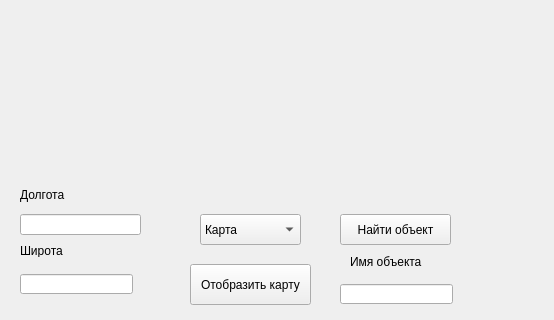
This is untitled.ui in tofu18/YandexMapsApi as Qt 5 draws it before an edit; both pictures show x 0 to 554 and y 226 to 546 of the 554 by 546 pixel window. The edited form follows.
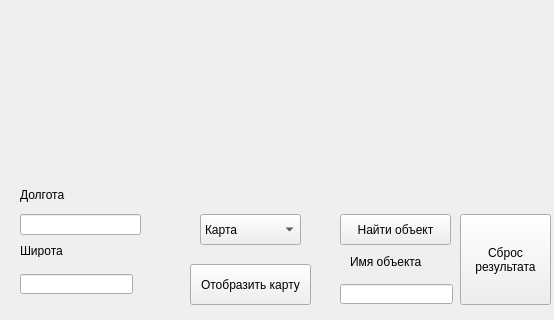
This is the edited form.

Patch:
```diff
--- a/untitled.ui
+++ b/untitled.ui
@@ -163,6 +163,23 @@
     <string>Найти объект</string>
    </property>
   </widget>
+  <widget class="QPushButton" name="pushButton_3">
+   <property name="geometry">
+    <rect>
+     <x>460</x>
+     <y>440</y>
+     <width>91</width>
+     <height>91</height>
+    </rect>
+   </property>
+   <property name="focusPolicy">
+    <enum>Qt::ClickFocus</enum>
+   </property>
+   <property name="text">
+    <string>Сброс
+результата</string>
+   </property>
+  </widget>
  </widget>
  <resources/>
  <connections/>
```
